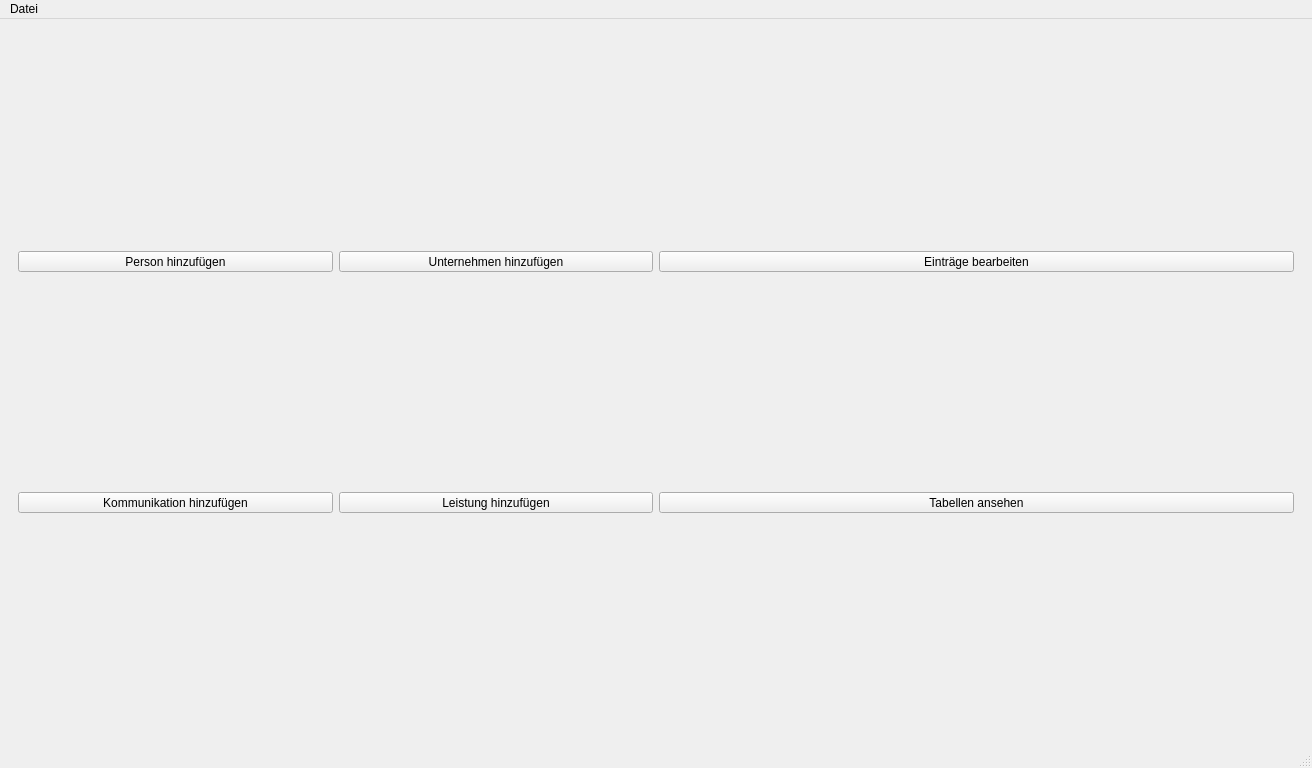
First picture: the form in mainwindow.ui, repository green-lion-racing/glr-database, before the edit.
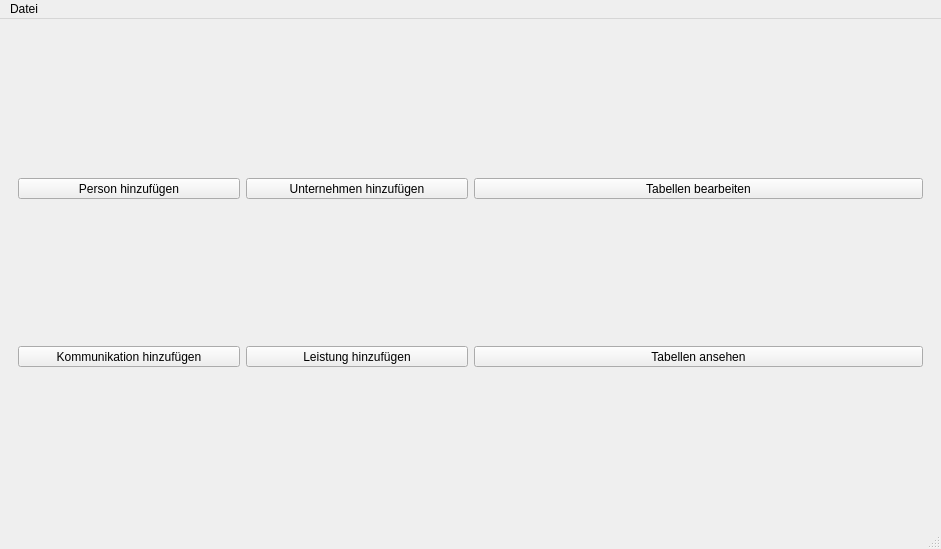
Second picture: the form after the edit. The open tabs and pages were chosen to show the change.

Diff of the .ui file:
```diff
--- a/mainwindow.ui
+++ b/mainwindow.ui
@@ -6,8 +6,8 @@
    <rect>
     <x>0</x>
     <y>0</y>
-    <width>1312</width>
-    <height>768</height>
+    <width>941</width>
+    <height>549</height>
    </rect>
   </property>
   <property name="windowTitle">
@@ -120,7 +120,7 @@
                </sizepolicy>
               </property>
               <property name="text">
-               <string>Einträge bearbeiten</string>
+               <string>Tabellen bearbeiten</string>
               </property>
               <property name="toolButtonStyle">
                <enum>Qt::ToolButtonTextUnderIcon</enum>
@@ -284,8 +284,8 @@
     <rect>
      <x>0</x>
      <y>0</y>
-     <width>1312</width>
-     <height>25</height>
+     <width>941</width>
+     <height>21</height>
     </rect>
    </property>
    <widget class="QMenu" name="menuDatei">
```
Left out of the diff: 4 changed lines with no effect on the pictures.
